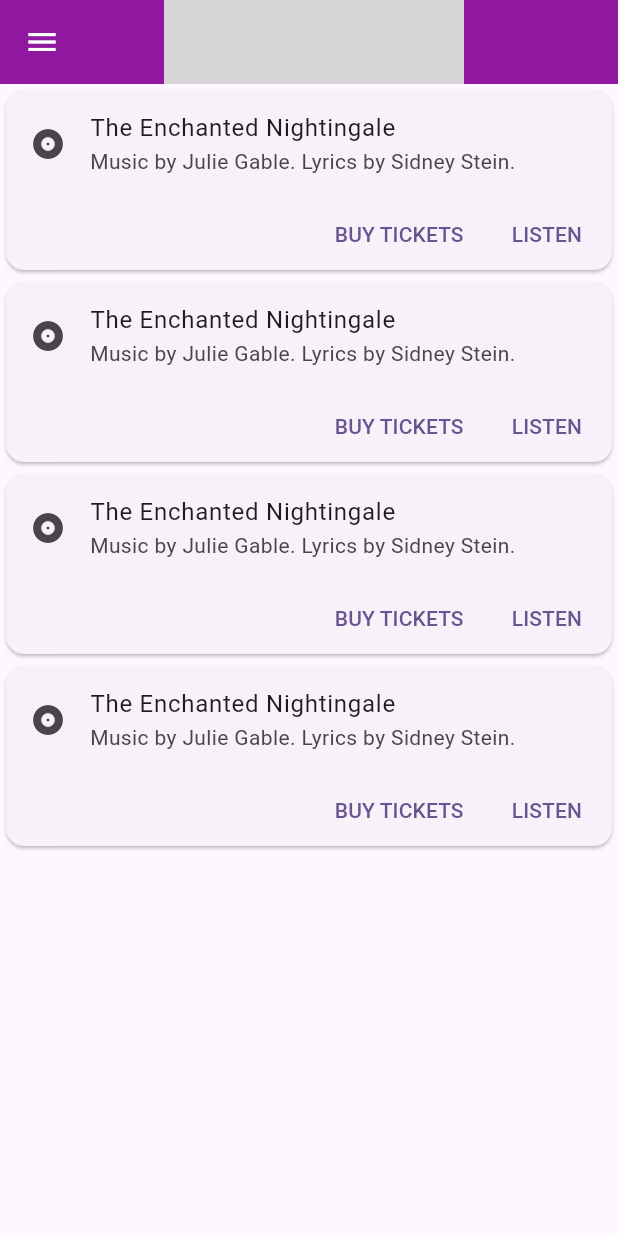
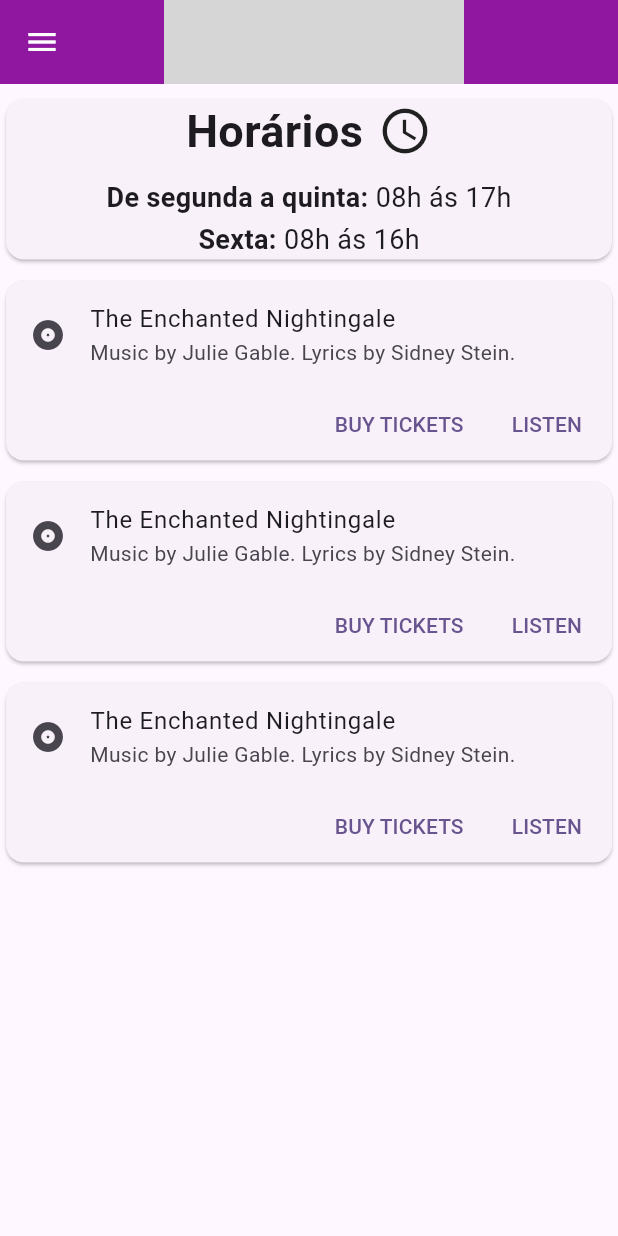
Before and after one commit to Luis020-hub/Atelie, a Flutter app: the screen it shows after launch, on a phone screen of 412 x 824 dp. Run offline on Flutter 3.47's test engine with Material 2 defaults, Android fonts, the phone set to English and light mode, and no system bars; our stand-ins replace animated_splash_screen; grey boxes are pictures that could not be loaded.

Commit message:
03/09/2023
- Sessão de horários finalizada.

```diff
--- a/lib/screens/home/cards/horario.dart
+++ b/lib/screens/home/cards/horario.dart
@@ -5,31 +5,51 @@ class Horarios extends StatelessWidget {
 
   @override
   Widget build(BuildContext context) {
-    return Center(
+    return const Center(
       child: Card(
         child: Column(
-          mainAxisSize: MainAxisSize.min,
           children: <Widget>[
-            const ListTile(
-              leading: Icon(Icons.album),
-              title: Text('The Enchanted Nightingale'),
-              subtitle: Text('Music by Julie Gable. Lyrics by Sidney Stein.'),
-            ),
             Row(
-              mainAxisAlignment: MainAxisAlignment.end,
-              children: <Widget>[
-                TextButton(
-                  child: const Text('BUY TICKETS'),
-                  onPressed: () {/* ... */},
+              mainAxisAlignment: MainAxisAlignment.center,
+              crossAxisAlignment: CrossAxisAlignment.center,
+              children: [
+                Text(
+                  'Horários',
+                  style: TextStyle(fontSize: 30, fontWeight: FontWeight.w600),
                 ),
-                const SizedBox(width: 8),
-                TextButton(
-                  child: const Text('LISTEN'),
-                  onPressed: () {/* ... */},
-                ),
-                const SizedBox(width: 8),
+                SizedBox(width: 10),
+                Icon(Icons.schedule, size: 36),
               ],
             ),
+            SizedBox(height: 10),
+            SizedBox(
+                width: 1000,
+                child: Column(
+                  children: [
+                    Row(
+                      mainAxisAlignment: MainAxisAlignment.center,
+                      crossAxisAlignment: CrossAxisAlignment.center,
+                      children: [
+                        Text(('De segunda a quinta: '),
+                            style: TextStyle(
+                                fontSize: 18, fontWeight: FontWeight.bold)),
+                        Text(('08h ás 17h'), style: TextStyle(fontSize: 18)),
+                      ],
+                    ),
+                    SizedBox(height: 2),
+                    Row(
+                      mainAxisAlignment: MainAxisAlignment.center,
+                      crossAxisAlignment: CrossAxisAlignment.center,
+                      children: [
+                        Text(('Sexta: '),
+                            style: TextStyle(
+                                fontSize: 18, fontWeight: FontWeight.bold)),
+                        Text(('08h ás 16h'), style: TextStyle(fontSize: 18)),
+                      ],
+                    ),
+                    SizedBox(width: 10),
+                  ],
+                )),
           ],
         ),
       ),
--- a/lib/screens/home/home_screen.dart
+++ b/lib/screens/home/home_screen.dart
@@ -37,10 +37,15 @@ class HomeScreen extends StatelessWidget {
               constraints: const BoxConstraints(),
               child: ListView(
                 children: const [
+                  SizedBox(height: 6),
                   Horarios(),
+                  SizedBox(height: 6),
                   Equipe(),
+                  SizedBox(height: 6),
                   Servicos(),
+                  SizedBox(height: 6),
                   ComoChegar(),
+                  SizedBox(height: 6),
                 ],
               ),
             ),
```
